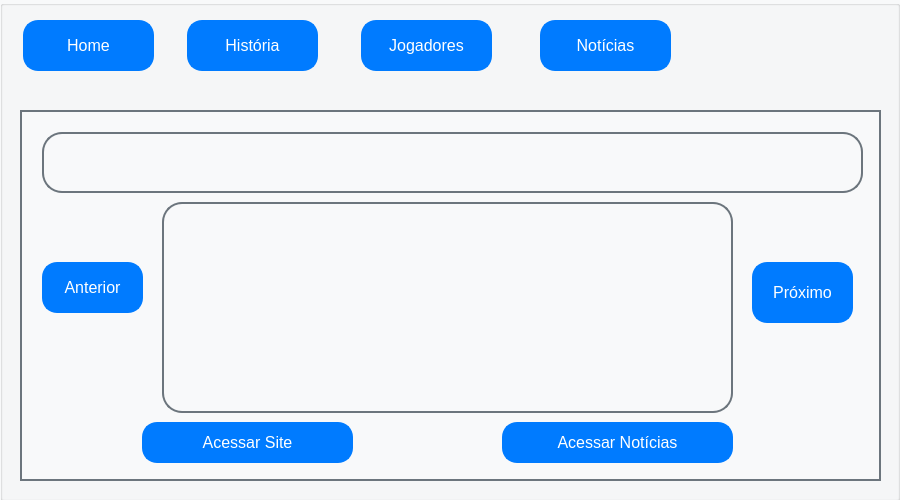
The window that interface.ui (XlouPx/App_futebol) describes before a commit, drawn with Qt 5.
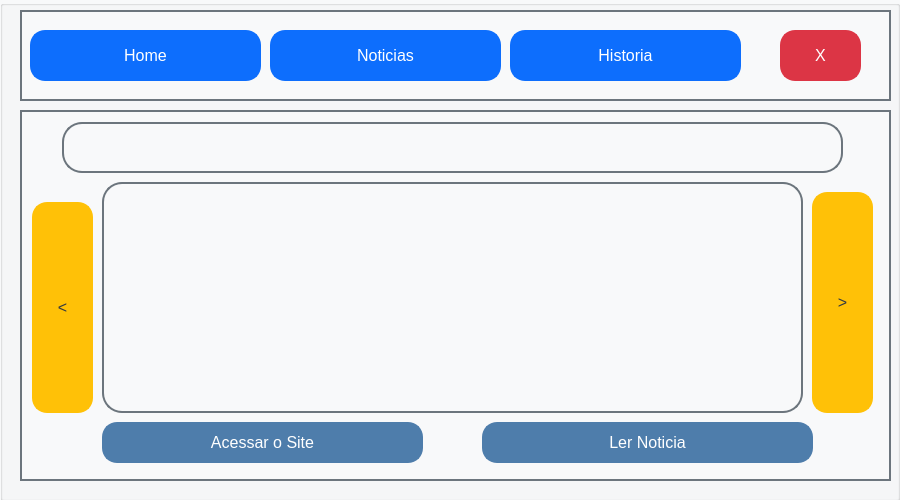
The same window after the commit. The open tabs and pages were chosen to show the change. Icons and pictures are not drawn.

Commit message: melhorias ao código

The edit to the form file:
```diff
--- a/interface.ui
+++ b/interface.ui
@@ -41,6 +41,14 @@
    <property name="toolTipDuration">
     <number>12</number>
    </property>
+   <property name="styleSheet">
+    <string notr="true">QWidget {
+    background-color: #f8f9fa;
+    color: #343a40;
+    padding: 10px;
+    font-size: 14px;
+}</string>
+   </property>
    <widget class="QGroupBox" name="groupBox">
     <property name="geometry">
      <rect>
@@ -65,44 +73,39 @@
     <widget class="QPushButton" name="btnFechar">
      <property name="geometry">
       <rect>
-       <x>770</x>
-       <y>10</y>
-       <width>101</width>
-       <height>81</height>
+       <x>780</x>
+       <y>20</y>
+       <width>81</width>
+       <height>61</height>
       </rect>
      </property>
      <property name="font">
       <font>
-       <pointsize>-1</pointsize>
+       <pointsize>14</pointsize>
       </font>
      </property>
      <property name="styleSheet">
       <string notr="true">QPushButton {
-    background-color: #ffffff;
-    color: #007bff;
-
+    background-color: #dc3545;
+    color: white;
+    border: 2px solid #dc3545;
+    border-radius: 15px;
     padding: 10px 20px;
     font-size: 16px;
     margin-top: 10px;
 }
 
-QPushButton:hove {
-    background-color: #e5e5e5;
-    color: #0056b3;
+QPushButton:hover {
+    background-color: #c82333;
 }
 
-QPushButton:presse {
-    background-color: #c6c6c6;
-    color: #004080;
+QPushButton:pressed {
+    background-color: #bd2130;
 }
 </string>
      </property>
      <property name="text">
-      <string/>
-     </property>
-     <property name="icon">
-      <iconset>
-       <normaloff>../../../../../../Users/brunomendes/Downloads/icons/fechar3.png</normaloff>../../../../../../Users/brunomendes/Downloads/icons/fechar3.png</iconset>
+      <string>X</string>
      </property>
      <property name="iconSize">
       <size>
@@ -119,13 +122,13 @@
       <rect>
        <x>20</x>
        <y>110</y>
-       <width>861</width>
+       <width>871</width>
        <height>371</height>
       </rect>
      </property>
      <property name="font">
       <font>
-       <pointsize>-1</pointsize>
+       <pointsize>14</pointsize>
       </font>
      </property>
      <property name="toolTipDuration">
@@ -251,39 +254,12 @@
       <property name="toolTipDuration">
        <number>12</number>
       </property>
-      <widget class="QLabel" name="btnTitulo">
-       <property name="geometry">
-        <rect>
-         <x>10</x>
-         <y>10</y>
-         <width>821</width>
-         <height>81</height>
-        </rect>
-       </property>
-       <property name="toolTipDuration">
-        <number>12</number>
-       </property>
-       <property name="styleSheet">
-        <string notr="true">QLabel {
-    background-color: #f8f9fa;
-    color: #343a40;
-    border: 2px solid #6c757d;
-    border-radius: 20px;
-    padding: 8px; 
-    font-size: 18px;
-    margin-bottom: 20px;
-}</string>
-       </property>
-       <property name="text">
-        <string/>
-       </property>
-      </widget>
       <widget class="QPushButton" name="btnLink">
        <property name="geometry">
         <rect>
-         <x>110</x>
+         <x>70</x>
          <y>290</y>
-         <width>211</width>
+         <width>321</width>
          <height>51</height>
         </rect>
        </property>
@@ -292,9 +268,9 @@
        </property>
        <property name="styleSheet">
         <string notr="true">QPushButton {
-    background-color: #007bff;
+    background-color: #4e7dab;
     color: white;
-    border: 2px solid #007bff;
+    border: 2px solid #4e7dab;
     border-radius: 15px;
     padding: 10px 20px;
     font-size: 16px;
@@ -311,16 +287,16 @@
 </string>
        </property>
        <property name="text">
-        <string>Acessar Site</string>
+        <string>Acessar o Site</string>
        </property>
       </widget>
       <widget class="QTextEdit" name="btnResumo">
        <property name="geometry">
         <rect>
-         <x>130</x>
-         <y>80</y>
-         <width>571</width>
-         <height>211</height>
+         <x>70</x>
+         <y>60</y>
+         <width>701</width>
+         <height>231</height>
         </rect>
        </property>
        <property name="toolTipDuration">
@@ -340,65 +316,29 @@
         <string>&lt;!DOCTYPE HTML PUBLIC &quot;-//W3C//DTD HTML 4.0//EN&quot; &quot;http://www.w3.org/TR/REC-html40/strict.dtd&quot;&gt;
 &lt;html&gt;&lt;head&gt;&lt;meta name=&quot;qrichtext&quot; content=&quot;1&quot; /&gt;&lt;style type=&quot;text/css&quot;&gt;
 p, li { white-space: pre-wrap; }
-&lt;/style&gt;&lt;/head&gt;&lt;body style=&quot; font-family:'.AppleSystemUIFont'; font-size:14px; font-weight:400; font-style:normal;&quot;&gt;
-&lt;p style=&quot;-qt-paragraph-type:empty; margin-top:0px; margin-bottom:0px; margin-left:0px; margin-right:0px; -qt-block-indent:0; text-indent:0px; font-family:'MS Shell Dlg 2';&quot;&gt;&lt;br /&gt;&lt;/p&gt;&lt;/body&gt;&lt;/html&gt;</string>
-       </property>
-      </widget>
-      <widget class="QPushButton" name="btnLinkNoticia">
-       <property name="geometry">
-        <rect>
-         <x>470</x>
-         <y>290</y>
-         <width>231</width>
-         <height>51</height>
-        </rect>
-       </property>
-       <property name="toolTipDuration">
-        <number>12</number>
-       </property>
-       <property name="styleSheet">
-        <string notr="true">QPushButton {
-    background-color: #007bff;
-    color: white;
-    border: 2px solid #007bff;
-    border-radius: 15px;
-    padding: 10px 20px;
-    font-size: 16px;
-    margin-top: 10px;
-}
-
-QPushButton:hover {
-    background-color: #0056b3;
-}
-
-QPushButton:pressed {
-    background-color: #004080;
-}
-</string>
-       </property>
-       <property name="text">
-        <string>Acessar Notícias</string>
+&lt;/style&gt;&lt;/head&gt;&lt;body style=&quot; font-family:'MS Shell Dlg 2'; font-size:14px; font-weight:400; font-style:normal;&quot;&gt;
+&lt;p style=&quot;-qt-paragraph-type:empty; margin-top:0px; margin-bottom:0px; margin-left:0px; margin-right:0px; -qt-block-indent:0; text-indent:0px;&quot;&gt;&lt;br /&gt;&lt;/p&gt;&lt;/body&gt;&lt;/html&gt;</string>
        </property>
       </widget>
       <widget class="QPushButton" name="btnProximo">
        <property name="geometry">
         <rect>
-         <x>720</x>
-         <y>130</y>
-         <width>101</width>
-         <height>71</height>
+         <x>780</x>
+         <y>60</y>
+         <width>61</width>
+         <height>231</height>
         </rect>
        </property>
        <property name="font">
         <font>
-         <pointsize>-1</pointsize>
+         <pointsize>14</pointsize>
         </font>
        </property>
        <property name="styleSheet">
         <string notr="true">QPushButton {
-    background-color: #007bff;
-    color: white;
-    border: 2px solid #007bff;
+    background-color: #ffc107;
+    color: #343a40;
+    border: 2px solid #ffc107;
     border-radius: 15px;
     padding: 10px 20px;
     font-size: 16px;
@@ -415,7 +355,7 @@
 </string>
        </property>
        <property name="text">
-        <string>Próximo</string>
+        <string>&gt;</string>
        </property>
        <property name="flat">
         <bool>true</bool>
@@ -424,22 +364,34 @@
       <widget class="QPushButton" name="btnAnterior">
        <property name="geometry">
         <rect>
-         <x>10</x>
-         <y>130</y>
-         <width>101</width>
-         <height>61</height>
+         <x>0</x>
+         <y>70</y>
+         <width>61</width>
+         <height>221</height>
         </rect>
        </property>
+       <property name="minimumSize">
+        <size>
+         <width>0</width>
+         <height>0</height>
+        </size>
+       </property>
+       <property name="baseSize">
+        <size>
+         <width>0</width>
+         <height>0</height>
+        </size>
+       </property>
        <property name="font">
         <font>
-         <pointsize>-1</pointsize>
+         <pointsize>14</pointsize>
         </font>
        </property>
        <property name="styleSheet">
         <string notr="true">QPushButton {
-    background-color: #007bff;
-    color: white;
-    border: 2px solid #007bff;
+    background-color: #ffc107;
+    color: #343a40;
+    border: 2px solid #ffc107;
     border-radius: 15px;
     padding: 10px 20px;
     font-size: 16px;
@@ -456,28 +408,120 @@
 </string>
        </property>
        <property name="text">
-        <string>Anterior</string>
+        <string>&lt;</string>
        </property>
        <property name="flat">
         <bool>true</bool>
        </property>
       </widget>
+      <widget class="QTextEdit" name="btnTitulo">
+       <property name="geometry">
+        <rect>
+         <x>30</x>
+         <y>0</y>
+         <width>781</width>
+         <height>51</height>
+        </rect>
+       </property>
+       <property name="toolTipDuration">
+        <number>12</number>
+       </property>
+       <property name="styleSheet">
+        <string notr="true">QTextEdit {
+    background-color: #f8f9fa;
+    color: #343a40;
+    border: 2px solid #6c757d;
+    border-radius: 20px;
+    padding: 8px;
+    font-size: 18px;
+}</string>
+       </property>
+       <property name="html">
+        <string>&lt;!DOCTYPE HTML PUBLIC &quot;-//W3C//DTD HTML 4.0//EN&quot; &quot;http://www.w3.org/TR/REC-html40/strict.dtd&quot;&gt;
+&lt;html&gt;&lt;head&gt;&lt;meta name=&quot;qrichtext&quot; content=&quot;1&quot; /&gt;&lt;style type=&quot;text/css&quot;&gt;
+p, li { white-space: pre-wrap; }
+&lt;/style&gt;&lt;/head&gt;&lt;body style=&quot; font-family:'MS Shell Dlg 2'; font-size:18px; font-weight:400; font-style:normal;&quot;&gt;
+&lt;p style=&quot;-qt-paragraph-type:empty; margin-top:0px; margin-bottom:0px; margin-left:0px; margin-right:0px; -qt-block-indent:0; text-indent:0px; font-size:14px;&quot;&gt;&lt;br /&gt;&lt;/p&gt;&lt;/body&gt;&lt;/html&gt;</string>
+       </property>
+      </widget>
+      <widget class="QPushButton" name="btnLerNoticias">
+       <property name="geometry">
+        <rect>
+         <x>450</x>
+         <y>290</y>
+         <width>331</width>
+         <height>51</height>
+        </rect>
+       </property>
+       <property name="toolTipDuration">
+        <number>12</number>
+       </property>
+       <property name="styleSheet">
+        <string notr="true">QPushButton {
+    background-color: #4e7dab;
+    color: white;
+    border: 2px solid #4e7dab;
+    border-radius: 15px;
+    padding: 10px 20px;
+    font-size: 16px;
+    margin-top: 10px;
+}
+
+QPushButton:hover {
+    background-color: #355d88; 
+}
+
+QPushButton:pressed {
+    background-color: #27415f;
+}
+</string>
+       </property>
+       <property name="text">
+        <string>Ler Noticia</string>
+       </property>
+      </widget>
      </widget>
     </widget>
-    <widget class="QToolButton" name="toolButton_4">
+    <widget class="QLabel" name="Menu">
      <property name="geometry">
       <rect>
-       <x>540</x>
+       <x>20</x>
        <y>10</y>
-       <width>131</width>
+       <width>871</width>
+       <height>111</height>
+      </rect>
+     </property>
+     <property name="toolTipDuration">
+      <number>12</number>
+     </property>
+     <property name="styleSheet">
+      <string notr="true">QLabel {
+    background-color: #f8f9fa;
+    color: #1f2124;
+    border: 2px solid #6c757d;
+    padding: 8px; 
+    font-size: 18px;
+    margin-bottom: 20px;
+}</string>
+     </property>
+     <property name="text">
+      <string/>
+     </property>
+    </widget>
+    <widget class="QPushButton" name="btnHistoria">
+     <property name="geometry">
+      <rect>
+       <x>510</x>
+       <y>20</y>
+       <width>231</width>
        <height>61</height>
       </rect>
      </property>
      <property name="styleSheet">
-      <string notr="true">QToolButton {
-    background-color: #007bff;
+      <string notr="true">QPushButton {
+    background-color: #0d6efd;
     color: white;
-    border: 2px solid #007bff;
+    border: 2px solid #0d6efd;
     border-radius: 15px;
     padding: 10px 20px;
     font-size: 16px;
@@ -494,26 +538,26 @@
 </string>
      </property>
      <property name="text">
-      <string>Notícias</string>
+      <string>Historia</string>
      </property>
      <attribute name="buttonGroup">
       <string notr="true">buttonGroup</string>
      </attribute>
     </widget>
-    <widget class="QToolButton" name="toolButton">
+    <widget class="QPushButton" name="btnNoticia">
      <property name="geometry">
       <rect>
-       <x>23</x>
-       <y>10</y>
-       <width>131</width>
+       <x>270</x>
+       <y>20</y>
+       <width>231</width>
        <height>61</height>
       </rect>
      </property>
      <property name="styleSheet">
-      <string notr="true">QToolButton {
-    background-color: #007bff;
+      <string notr="true">QPushButton {
+    background-color: #0d6efd;
     color: white;
-    border: 2px solid #007bff;
+    border: 2px solid #0d6efd;
     border-radius: 15px;
     padding: 10px 20px;
     font-size: 16px;
@@ -524,8 +568,44 @@
     background-color: #0056b3;
 }
 
-QToolButton:pressed {
-    background-color: #004080;
+QPushButton:pressed {
+    background-color: #0a58c2;
+}
+</string>
+     </property>
+     <property name="text">
+      <string>Noticias</string>
+     </property>
+    </widget>
+    <widget class="QPushButton" name="btnHome">
+     <property name="geometry">
+      <rect>
+       <x>30</x>
+       <y>20</y>
+       <width>231</width>
+       <height>61</height>
+      </rect>
+     </property>
+     <property name="toolTipDuration">
+      <number>12</number>
+     </property>
+     <property name="styleSheet">
+      <string notr="true">QPushButton {
+    background-color: #0d6efd;
+    color: white;
+    border: 2px solid #0d6efd;
+    border-radius: 15px;
+    padding: 10px 20px;
+    font-size: 16px;
+    margin-top: 10px;
+}
+
+QPushButton:hover  {
+    background-color: #0b5ed7;
+}
+
+QPushButton:pressed {
+    background-color: #0a58c2;
 }
 </string>
      </property>
@@ -536,78 +616,12 @@
       <string notr="true">buttonGroup</string>
      </attribute>
     </widget>
-    <widget class="QToolButton" name="toolButton_2">
-     <property name="geometry">
-      <rect>
-       <x>187</x>
-       <y>10</y>
-       <width>131</width>
-       <height>61</height>
-      </rect>
-     </property>
-     <property name="styleSheet">
-      <string notr="true">QToolButton {
-    background-color: #007bff;
-    color: white;
-    border: 2px solid #007bff;
-    border-radius: 15px;
-    padding: 10px 20px;
-    font-size: 16px;
-    margin-top: 10px;
-}
-
-QToolButton:hover {
-    background-color: #0056b3;
-}
-
-QToolButton:pressed {
-    background-color: #004080;
-}
-</string>
-     </property>
-     <property name="text">
-      <string>História</string>
-     </property>
-     <attribute name="buttonGroup">
-      <string notr="true">buttonGroup</string>
-     </attribute>
-    </widget>
-    <widget class="QToolButton" name="toolButton_3">
-     <property name="geometry">
-      <rect>
-       <x>361</x>
-       <y>10</y>
-       <width>131</width>
-       <height>61</height>
-      </rect>
-     </property>
-     <property name="styleSheet">
-      <string notr="true">QToolButton {
-    background-color: #007bff;
-    color: white;
-    border: 2px solid #007bff;
-    border-radius: 15px;
-    padding: 10px 20px;
-    font-size: 16px;
-    margin-top: 10px;
-}
-
-QToolButton:hover {
-    background-color: #0056b3;
-}
-
-QToolButton:pressed {
-    background-color: #004080;
-}
-</string>
-     </property>
-     <property name="text">
-      <string>Jogadores</string>
-     </property>
-     <attribute name="buttonGroup">
-      <string notr="true">buttonGroup</string>
-     </attribute>
-    </widget>
+    <zorder>Menu</zorder>
+    <zorder>btnFechar</zorder>
+    <zorder>stackedWidget</zorder>
+    <zorder>btnHistoria</zorder>
+    <zorder>btnNoticia</zorder>
+    <zorder>btnHome</zorder>
    </widget>
   </widget>
  </widget>
```
Left out of the diff: 74 changed lines with no effect on the pictures. The commit also changes 2 other files.
